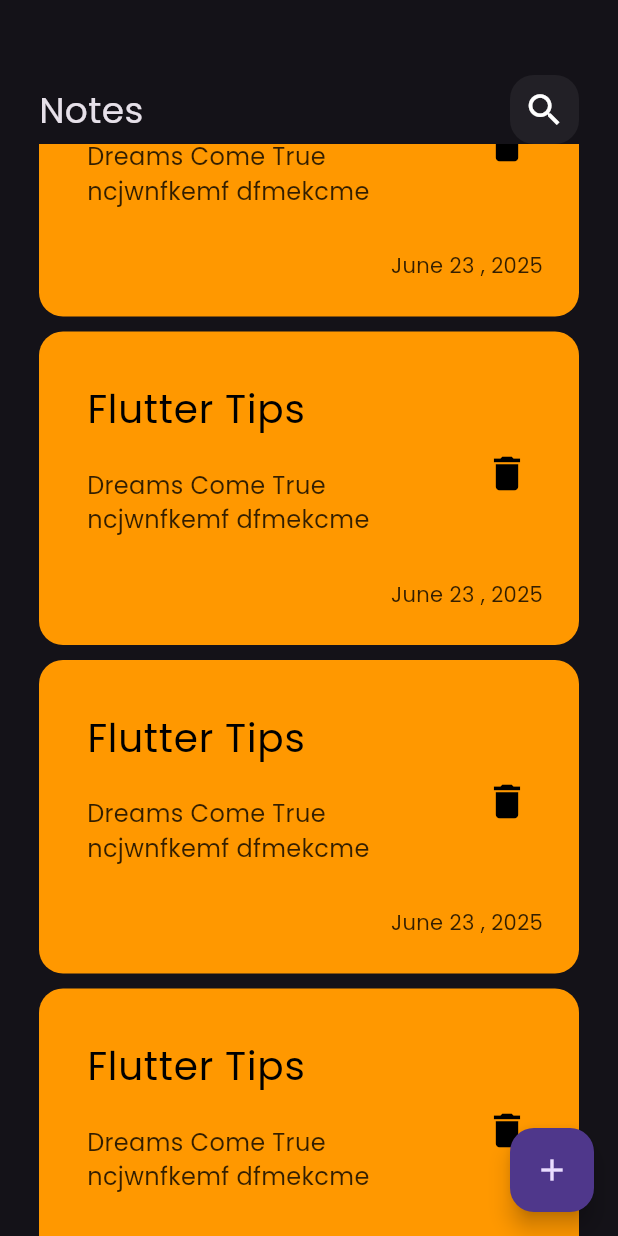
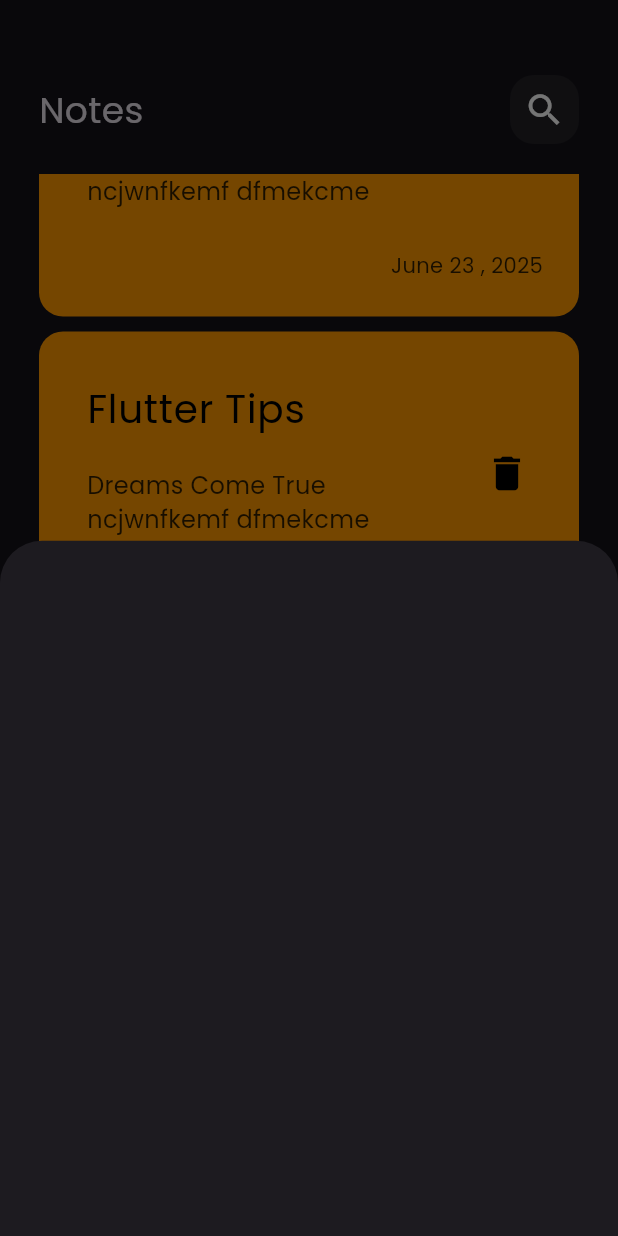
Before and after one commit to MichaelSalama265/notes_app, a Flutter app: the screen it shows after launch, scrolled down 2304 dp, after a tap on the "add" icon, on a phone screen of 412 x 824 dp. Run offline on Flutter 3.47's test engine with Material 3 defaults, Android fonts, the phone set to English and light mode, and no system bars.

Commit message:
show model bottom sheet

```diff
--- a/lib/Views/NotesView.dart
+++ b/lib/Views/NotesView.dart
@@ -1,4 +1,5 @@
 import 'package:flutter/material.dart';
+import 'package:notes_app/Widgets/add_Note_Bottom_Sheet.dart';
 import 'package:notes_app/Widgets/notesViewBody.dart';
 
 class Notesview extends StatelessWidget {
@@ -7,8 +8,18 @@ class Notesview extends StatelessWidget {
   @override
   Widget build(BuildContext context) {
     return Scaffold(
-      floatingActionButton: FloatingActionButton(onPressed: (){},child: Icon(Icons.add),),
-      body:const notesViewBody(),
+      floatingActionButton: FloatingActionButton(
+        onPressed: () {
+          showModalBottomSheet(
+            context: context,
+            builder: (context) {
+              return AddNoteBottomSheet();
+            },
+          );
+        },
+        child: Icon(Icons.add),
+      ),
+      body: const notesViewBody(),
     );
   }
 }
--- a/lib/Widgets/Notes_List.dart
+++ b/lib/Widgets/Notes_List.dart
@@ -6,14 +6,17 @@ class NotesListView extends StatelessWidget {
 
   @override
   Widget build(BuildContext context) {
-    return ListView.builder(
-      padding: EdgeInsets.only(top: 20),
+    return Padding(
+      padding: const EdgeInsets.symmetric(vertical: 20),
+      child: ListView.builder(
+        padding: EdgeInsets.zero,
         itemBuilder: (context, index) {
           return const Padding(
             padding: const EdgeInsets.only(bottom: 10),
             child: NotesItem(),
           );
         },
+      ),
     );
   }
 }
--- /dev/null
+++ b/lib/Widgets/add_Note_Bottom_Sheet.dart
@@ -0,0 +1,10 @@
+import 'package:flutter/material.dart';
+
+class AddNoteBottomSheet extends StatelessWidget {
+  const AddNoteBottomSheet({super.key});
+
+  @override
+  Widget build(BuildContext context) {
+    return Container();
+  }
+}
```
Lines whose indentation alone changed are shown as unchanged.
